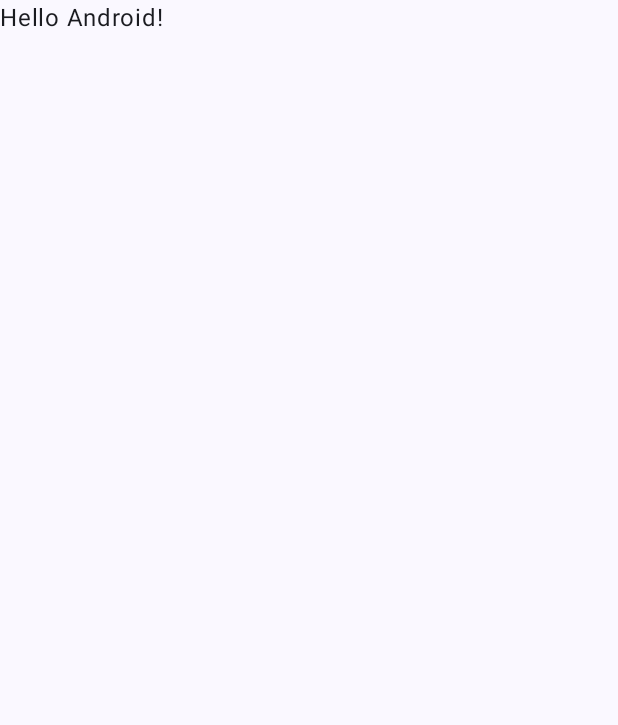
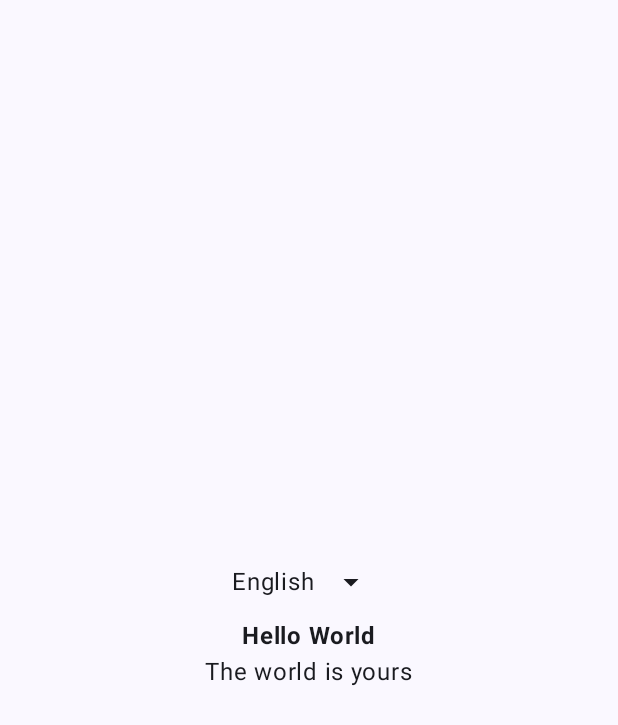
Before and after one commit to AngelAngelesMolina/TranslatorApp, an Android app built with Jetpack Compose: the screen it shows after launch (MainActivity), on a phone screen of 412 x 824 dp. Before the commit the part shown is almost empty. Shown: the top 725 px of the screen. Run offline under Robolectric (Android 15) with nearby library versions, the phone set to English and light mode, and no system bars.

Commit message:
LanguagesView

```diff
--- a/app/src/main/java/com/jaamcoding/translatorapp/MainActivity.kt
+++ b/app/src/main/java/com/jaamcoding/translatorapp/MainActivity.kt
@@ -1,5 +1,6 @@
 package com.jaamcoding.translatorapp
 
+import android.annotation.SuppressLint
 import android.os.Bundle
 import androidx.activity.ComponentActivity
 import androidx.activity.compose.setContent
@@ -11,37 +12,20 @@ import androidx.compose.material3.Text
 import androidx.compose.runtime.Composable
 import androidx.compose.ui.Modifier
 import androidx.compose.ui.tooling.preview.Preview
+import com.jaamcoding.translatorapp.languages.LanguagesView
 import com.jaamcoding.translatorapp.ui.theme.TranslatorAppTheme
 
+@SuppressLint("UnusedMaterial3ScaffoldPaddingParameter")
 class MainActivity : ComponentActivity() {
     override fun onCreate(savedInstanceState: Bundle?) {
         super.onCreate(savedInstanceState)
         enableEdgeToEdge()
         setContent {
             TranslatorAppTheme {
-                Scaffold(modifier = Modifier.fillMaxSize()) { innerPadding ->
-                    Greeting(
-                        name = "Android",
-                        modifier = Modifier.padding(innerPadding)
-                    )
+                Scaffold(modifier = Modifier.fillMaxSize()) { _ ->
+                    LanguagesView()
                 }
             }
         }
     }
 }
-
-@Composable
-fun Greeting(name: String, modifier: Modifier = Modifier) {
-    Text(
-        text = "Hello $name!",
-        modifier = modifier
-    )
-}
-
-@Preview(showBackground = true)
-@Composable
-fun GreetingPreview() {
-    TranslatorAppTheme {
-        Greeting("Android")
-    }
-}
--- /dev/null
+++ b/app/src/main/java/com/jaamcoding/translatorapp/languages/LanguagesView.kt
@@ -0,0 +1,63 @@
+package com.jaamcoding.translatorapp.languages
+
+import androidx.compose.foundation.layout.Arrangement
+import androidx.compose.foundation.layout.Column
+import androidx.compose.foundation.layout.Row
+import androidx.compose.foundation.layout.fillMaxSize
+import androidx.compose.material.icons.Icons
+import androidx.compose.material.icons.filled.ArrowDropDown
+import androidx.compose.material3.DropdownMenu
+import androidx.compose.material3.DropdownMenuItem
+import androidx.compose.material3.Icon
+import androidx.compose.material3.IconButton
+import androidx.compose.material3.Text
+import androidx.compose.runtime.Composable
+import androidx.compose.runtime.getValue
+import androidx.compose.runtime.mutableIntStateOf
+import androidx.compose.runtime.mutableStateOf
+import androidx.compose.runtime.remember
+import androidx.compose.runtime.setValue
+import androidx.compose.ui.Alignment
+import androidx.compose.ui.Modifier
+import androidx.compose.ui.text.font.FontWeight
+import androidx.compose.ui.tooling.preview.Preview
+
+@Preview(showBackground = true)
+@Composable
+fun LanguagesView() {
+
+    val items = listOf("English", "Spanish")
+    val languages = getStrings()
+    var currentLanguage by remember { mutableStateOf(languages[0]) }
+    var expanded by remember { mutableStateOf(false) }
+    var selectedIndex by remember { mutableIntStateOf(0) }
+
+    Column(
+        modifier = Modifier.fillMaxSize(),
+        verticalArrangement = Arrangement.Center,
+        horizontalAlignment = Alignment.CenterHorizontally,
+    ) {
+
+        Row(verticalAlignment = Alignment.CenterVertically) {
+            Text(text = items[selectedIndex])
+            IconButton(onClick = { expanded = true }) {
+                Icon(imageVector = Icons.Default.ArrowDropDown, contentDescription = "")
+            }
+            DropdownMenu(expanded = expanded, onDismissRequest = { expanded = false }) {
+                items.forEachIndexed { index, item ->
+                    DropdownMenuItem(text = { Text(text = item) }, onClick = {
+                        selectedIndex = index
+                        currentLanguage = languages[index]
+                        expanded = false
+                    })
+                }
+
+            }
+
+        }
+        Text(text = currentLanguage["title"].toString(), fontWeight = FontWeight.Bold)
+        Text(text = currentLanguage["subtitle"].toString())
+    }
+
+
+}
--- /dev/null
+++ b/app/src/main/java/com/jaamcoding/translatorapp/languages/getStrings.kt
@@ -0,0 +1,10 @@
+package com.jaamcoding.translatorapp.languages
+
+import androidx.compose.runtime.Composable
+
+@Composable
+fun getStrings(): List<Map<String, String>> {
+    val en = mapOf("title" to "Hello World", "subtitle" to "The world is yours")
+    val es = mapOf("title" to "Hola mundo", "subtitle" to "El mundo es tuyo")
+    return listOf(en, es)
+}
```
Also changed, not shown: 1 other file.
